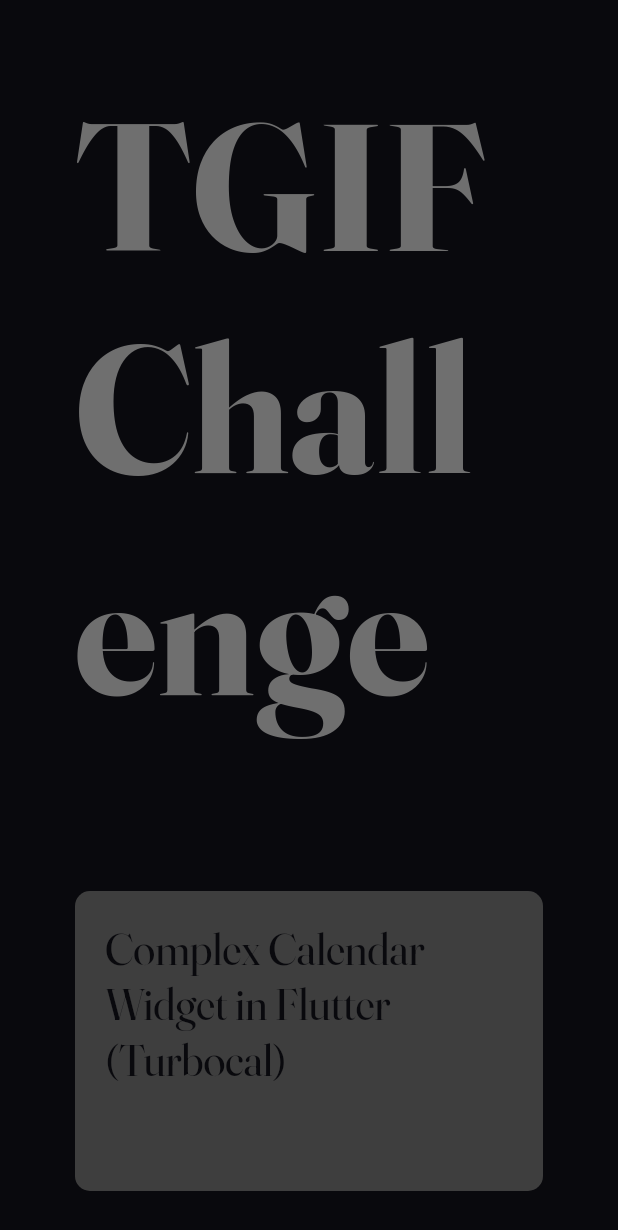
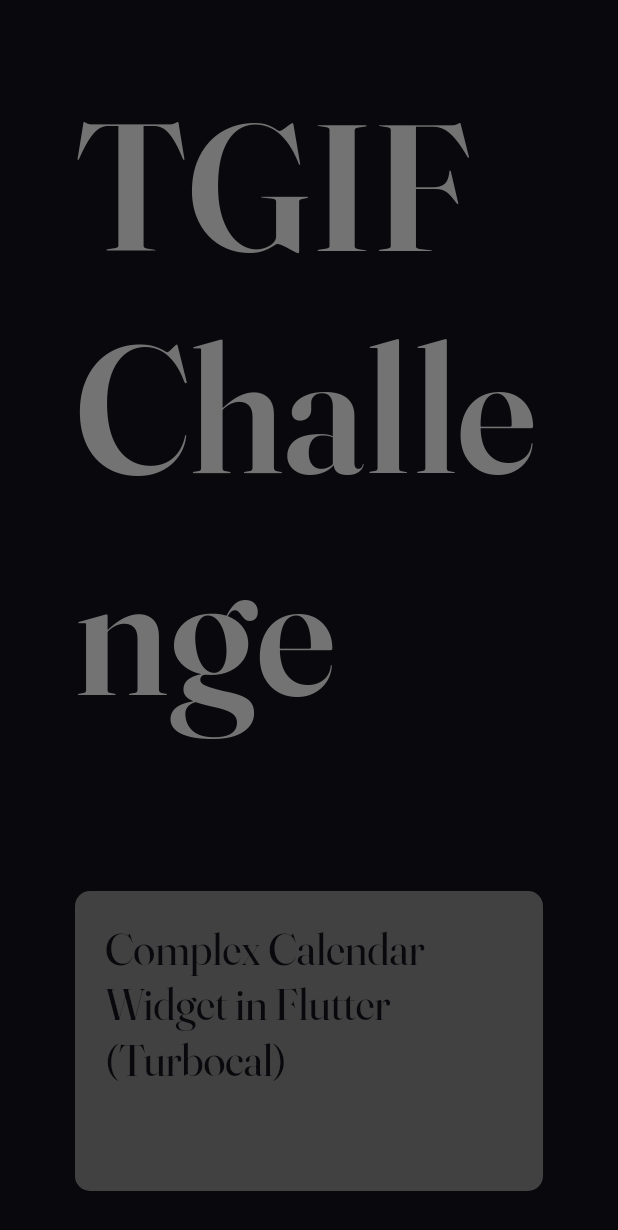
Before and after one commit to ObsidianXVI/Letterpress, a Flutter app: the screen it shows after launch, after a tap on "TGIF Challenge", on a phone screen of 412 x 824 dp. Shown: the top 1230 px of the screen. Run offline on Flutter 3.47's test engine with Material 2 defaults, Android fonts, the phone set to English and light mode, and no system bars; missing offline and left inert: dart:ffi, dart:html; network calls fail.

Commit message:
stylistic modifications

```diff
--- a/lib/letterpress-engine/components/lp_core.dart
+++ b/lib/letterpress-engine/components/lp_core.dart
@@ -98,11 +98,22 @@ class LPPost extends StatelessWidget {
 
     return Center(
       child: Padding(
-        padding: const EdgeInsets.only(left: 120, right: 120),
-        child: Center(
-          child: SingleChildScrollView(
-            child: Column(
-              children: widgets,
+        padding: const EdgeInsets.only(left: 200, right: 200),
+        child: Theme(
+          data: ThemeData(
+            textSelectionTheme: TextSelectionThemeData(
+              selectionColor: LPTheme.grey400.withOpacity(0.3),
+              selectionHandleColor: LPTheme.grey400,
+            ),
+          ),
+          child: SelectionArea(
+            selectionControls: materialTextSelectionControls,
+            child: Center(
+              child: SingleChildScrollView(
+                child: Column(
+                  children: widgets,
+                ),
+              ),
             ),
           ),
         ),
--- a/lib/letterpress-engine/components/lp_fonts.dart
+++ b/lib/letterpress-engine/components/lp_fonts.dart
@@ -31,8 +31,8 @@ class LPFont {
       : textStyle = TextStyle(
           fontFamily: LPFontFamily.headers.name,
           color: LPColorTheme.standard_grey.color,
-          fontSize: 120,
-          fontWeight: FontWeight.w100,
+          fontSize: 100,
+          fontWeight: FontWeight.w400,
           height: 1.2,
         ),
         headerLevel = -1;
@@ -41,8 +41,8 @@ class LPFont {
       : textStyle = TextStyle(
           fontFamily: LPFontFamily.headers.name,
           color: LPColorTheme.standard_grey.color,
-          fontSize: 140,
-          fontWeight: FontWeight.w500,
+          fontSize: 130,
+          fontWeight: FontWeight.w200,
           height: 1.2,
         ),
         headerLevel = 0;
@@ -52,25 +52,25 @@ class LPFont {
           fontFamily: LPFontFamily.headers.name,
           color: LPColorTheme.header1_grey.color,
           fontSize: 120,
-          fontWeight: FontWeight.w700,
+          fontWeight: FontWeight.w600,
         ),
         headerLevel = 1;
 
   LPFont.header2()
       : textStyle = TextStyle(
           fontFamily: LPFontFamily.headers.name,
-          color: LPColorTheme.header2_grey.color,
+          color: Color.fromARGB(255, 85, 85, 85),
           fontSize: 100,
-          fontWeight: FontWeight.w600,
+          fontWeight: FontWeight.w500,
         ),
         headerLevel = 2;
 
   LPFont.header3()
       : textStyle = TextStyle(
           fontFamily: LPFontFamily.headers.name,
-          color: LPColorTheme.header3_grey.color,
+          color: Color.fromARGB(255, 65, 65, 65),
           fontSize: 80,
-          fontWeight: FontWeight.w500,
+          fontWeight: FontWeight.w400,
         ),
         headerLevel = 3;
 
--- a/lib/letterpress-engine/components/lp_theme.dart
+++ b/lib/letterpress-engine/components/lp_theme.dart
@@ -2,10 +2,10 @@ part of letterpress.ds;
 
 class LPTheme {
   static const grey800 = Color(0xFF09090D);
-  static const grey600 = Color(0xFF3E3E3E);
-  static const grey500 = Color(0xFF4F4F4F);
-  static const grey400 = Color(0xFF6F6F6F);
-  static const grey200 = Color(0xFFD0D0D0);
+  static const grey600 = Color(0xFF414141);
+  static const grey500 = Color(0xFF555555);
+  static const grey400 = Color(0xFF737373);
+  static const grey200 = Color(0xFFAFAFAF);
   static const purple800 = Color(0xFF9b58e9);
   static const blue800 = Color(0xFF0A81FF);
   static const orange800 = Color(0xFFFF9F1C);
--- a/lib/main.dart
+++ b/lib/main.dart
@@ -39,12 +39,26 @@ class LetterpressApp extends StatelessWidget {
             width: DimensionTools.getWidth(context),
             height: DimensionTools.getHeight(context),
             color: LPTheme.grey800,
-          child: SelectionArea(
+            child: Stack(
+              children: [
+                const Positioned.fill(
+                  child: SizedBox(
+                    width: 800,
+                    height: 800,
+                    child: Image(
+                      image: AssetImage('images/letterpress_3.png'),
+                      opacity: AlwaysStoppedAnimation(0.5),
+                      fit: BoxFit.cover,
+                    ),
+                  ),
+                ),
+                SelectionArea(
                   child: Center(
                     child: Column(
-                mainAxisAlignment: MainAxisAlignment.center,
+                      mainAxisAlignment: MainAxisAlignment.start,
                       crossAxisAlignment: CrossAxisAlignment.center,
                       children: [
+                        const SizedBox(height: 200),
                         LPText.header1(
                           content: 'Letterpress',
                           alignment: Alignment.center,
@@ -76,7 +90,8 @@ class LetterpressApp extends StatelessWidget {
                                     height: 60,
                                     decoration: BoxDecoration(
                                       borderRadius: BorderRadius.circular(5),
-                                border: Border.all(color: LPTheme.purple800),
+                                      border:
+                                          Border.all(color: LPTheme.purple800),
                                     ),
                                     child: TextButton(
                                       onPressed: () {
@@ -112,7 +127,8 @@ class LetterpressApp extends StatelessWidget {
                                     decoration: BoxDecoration(
                                       borderRadius: BorderRadius.circular(5),
                                       border: Border.all(
-                                    color: LPTheme.purple800.withOpacity(0.4)),
+                                          color: LPTheme.purple800
+                                              .withOpacity(0.4)),
                                     ),
                                     child: TextButton(
                                       onPressed: null,
@@ -125,7 +141,8 @@ class LetterpressApp extends StatelessWidget {
                                             fontSize: 26,
                                             fontWeight: FontWeight.w300,
                                             letterSpacing: 1,
-                                      color: LPTheme.purple800.withOpacity(0.4),
+                                            color: LPTheme.purple800
+                                                .withOpacity(0.4),
                                           ),
                                         ),
                                       ),
@@ -140,7 +157,8 @@ class LetterpressApp extends StatelessWidget {
                     ),
                   ),
                 ),
-        ),
+              ],
+            )),
       ),
     );
   }
--- a/pubspec.yaml
+++ b/pubspec.yaml
@@ -57,6 +57,9 @@ flutter:
   # included with your application, so that you can use the icons in
   # the material Icons class.
   uses-material-design: true
+
+  assets:
+    - assets/images/letterpress_1.png
 
   fonts:
     - family: Fraunces_Standard
```
Also changed, not shown: assets/images/letterpress_1.png (added), assets/images/letterpress_2.png (added), assets/images/letterpress_3.png (added). Lines whose indentation alone changed are shown as unchanged.
